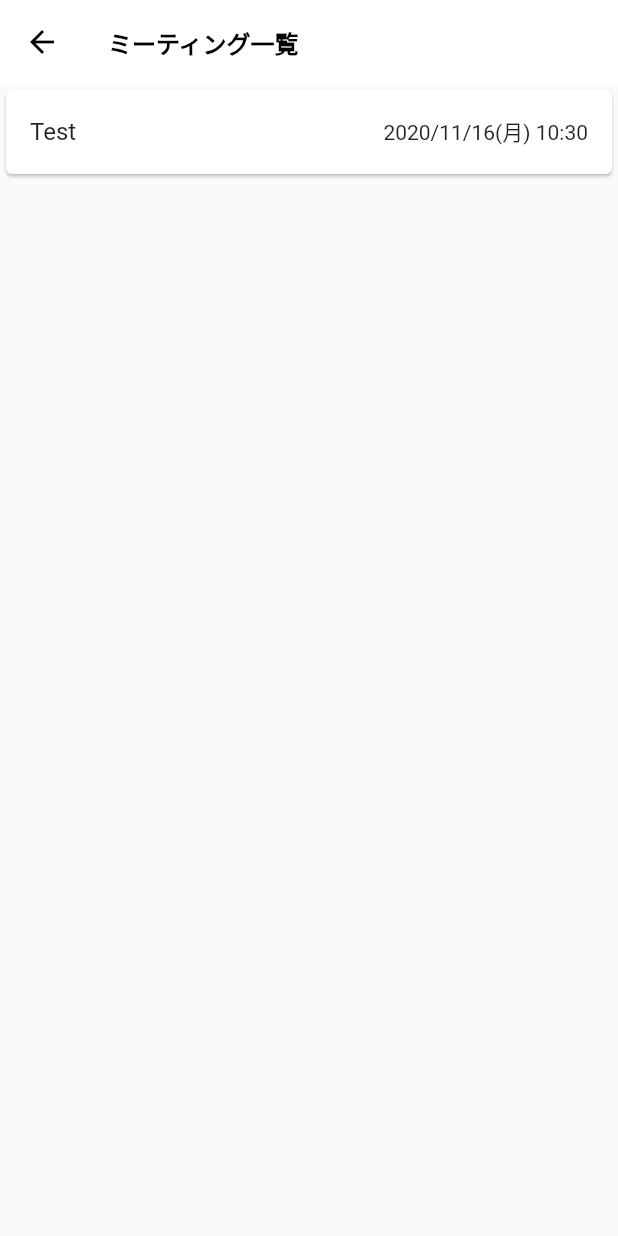
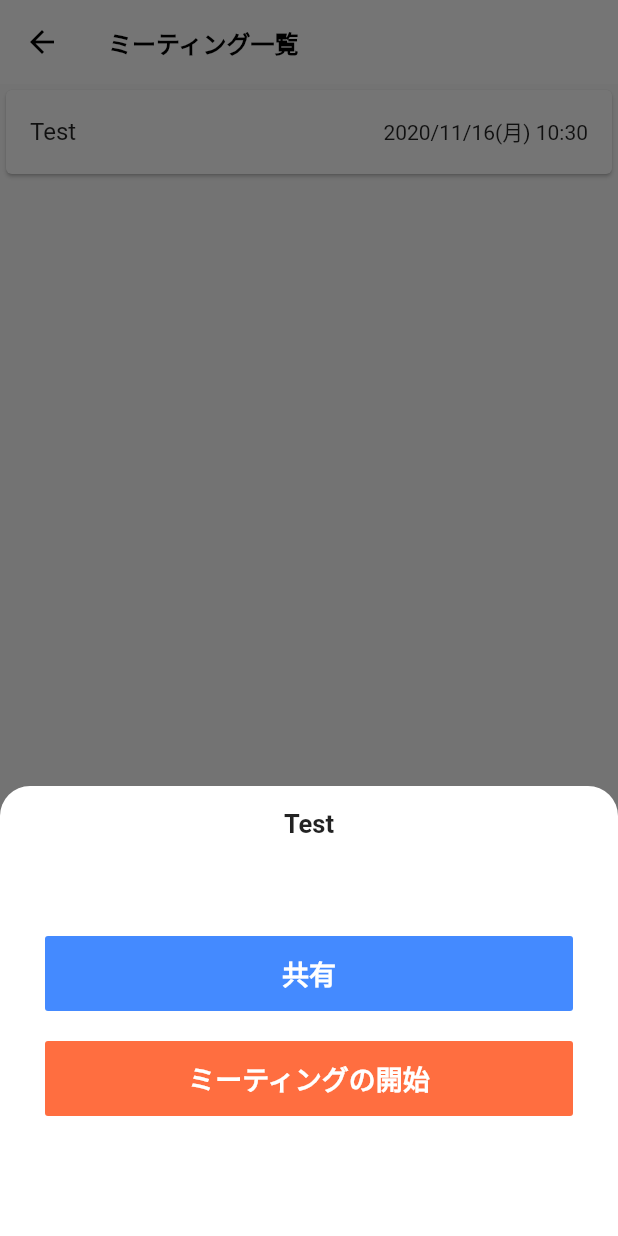
Before and after one commit to jphacks/D_2011_2, a Flutter app: the MeetingListPage screen opened directly, after a tap on "Test", on a phone screen of 412 x 824 dp. Run offline on Flutter 3.47's test engine with Material 2 defaults, Android fonts, the phone set to English and light mode, and no system bars; our stand-ins replace flutter_datetime_picker, flutter_slidable, introduction_screen, keyboard_actions, modal_progress_hud, share; missing offline and left inert: keyboard_utils.

Commit message:
Solve Issue#3

```diff
--- a/lib/pages/meetingListPage.dart
+++ b/lib/pages/meetingListPage.dart
@@ -1,6 +1,7 @@
 import 'package:flutter/material.dart';
 import "package:intl/intl.dart";
 import 'package:intl/date_symbol_data_local.dart';
+import 'package:share/share.dart';
 import '../models/meeting.dart';
 
 class MeetingListPage extends StatelessWidget {
@@ -13,6 +14,99 @@ class MeetingListPage extends StatelessWidget {
     var formatter = new DateFormat('yyyy/MM/dd(E) HH:mm', "ja_JP");
     var formatted = formatter.format(date);
     return formatted;
+  }
+
+  void _openModalBottomSheet({
+    @required BuildContext context,
+    @required int index,
+    @required Size size,
+  }) {
+    showModalBottomSheet(
+      context: context,
+      builder: (context) {
+        return Container(
+          color: Color(0xFF737373),
+          height: 300,
+          child: Container(
+            child: Padding(
+              padding: EdgeInsets.symmetric(vertical: 15, horizontal: 20),
+              child: Center(
+                child: Column(
+                  children: [
+                    Text(
+                      meetings[index].title,
+                      style: TextStyle(
+                        fontSize: 17.0,
+                        fontWeight: FontWeight.bold,
+                      ),
+                    ),
+                    Expanded(
+                      child: Column(
+                        mainAxisAlignment: MainAxisAlignment.center,
+                        children: [
+                          SizedBox(
+                            width: size.width - 60,
+                            height: 50,
+                            child: FlatButton(
+                              onPressed: () async {
+                                Navigator.of(context).pop();
+                                final RenderBox box =
+                                    context.findRenderObject();
+                                await Share.share(
+                                  "${meetings[index].title} at ${meetings[index].date}\n${meetings[index].url}",
+                                  subject: "Generated with Aika",
+                                  sharePositionOrigin:
+                                      box.localToGlobal(Offset.zero) & box.size,
+                                );
+                              },
+                              child: Text(
+                                "共有",
+                                style: TextStyle(
+                                  fontSize: 18,
+                                  fontWeight: FontWeight.bold,
+                                  color: Colors.white,
+                                ),
+                              ),
+                              color: Colors.blueAccent,
+                            ),
+                          ),
+                          SizedBox(height: 20),
+                          SizedBox(
+                            width: size.width - 60,
+                            height: 50,
+                            child: FlatButton(
+                              onPressed: () {
+                                Navigator.of(context).pop();
+                              },
+                              child: Text(
+                                "ミーティングの開始",
+                                style: TextStyle(
+                                  fontSize: 18,
+                                  fontWeight: FontWeight.bold,
+                                  color: Colors.white,
+                                ),
+                              ),
+                              color: Colors.deepOrangeAccent,
+                            ),
+                          ),
+                        ],
+                      ),
+                    ),
+                  ],
+                ),
+              ),
+            ),
+            decoration: BoxDecoration(
+              color: Colors.white,
+              borderRadius: BorderRadius.only(
+                topLeft: Radius.circular(20),
+                topRight: Radius.circular(20),
+              ),
+            ),
+          ),
+        );
+      },
+    );
   }
 
   @override
@@ -68,7 +162,13 @@ class MeetingListPage extends StatelessWidget {
                     child: ListTile(
                       title: Text(meetings[index].title),
                       trailing: Text(formatDate(meetings[index].date)),
-                      onTap: () {},
+                      onTap: () {
+                        _openModalBottomSheet(
+                          context: context,
+                          index: index,
+                          size: size,
+                        );
+                      },
                     ),
                   );
                 },
--- a/lib/pages/sharePage.dart
+++ b/lib/pages/sharePage.dart
@@ -58,7 +58,7 @@ class SharePage extends StatelessWidget {
                           final RenderBox box = context.findRenderObject();
                           await Share.share(
                             "$title at $date\n$url",
-                            subject: "$title at $date",
+                            subject: "Generated with Aika",
                             sharePositionOrigin:
                                 box.localToGlobal(Offset.zero) & box.size,
                           );
```
